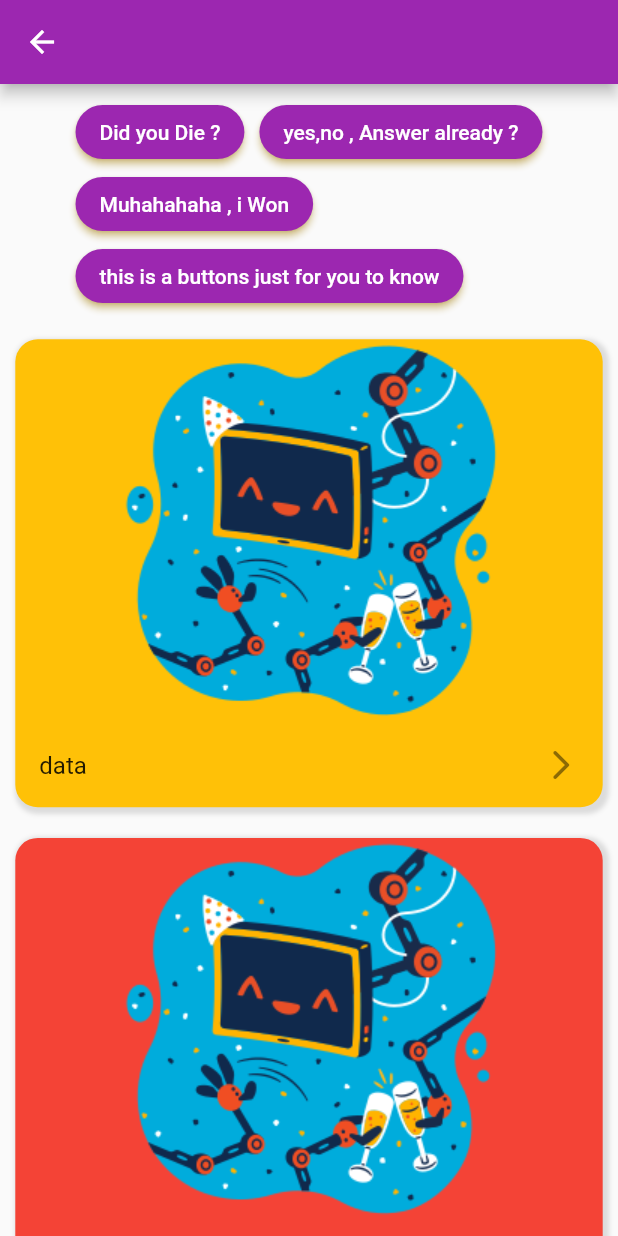
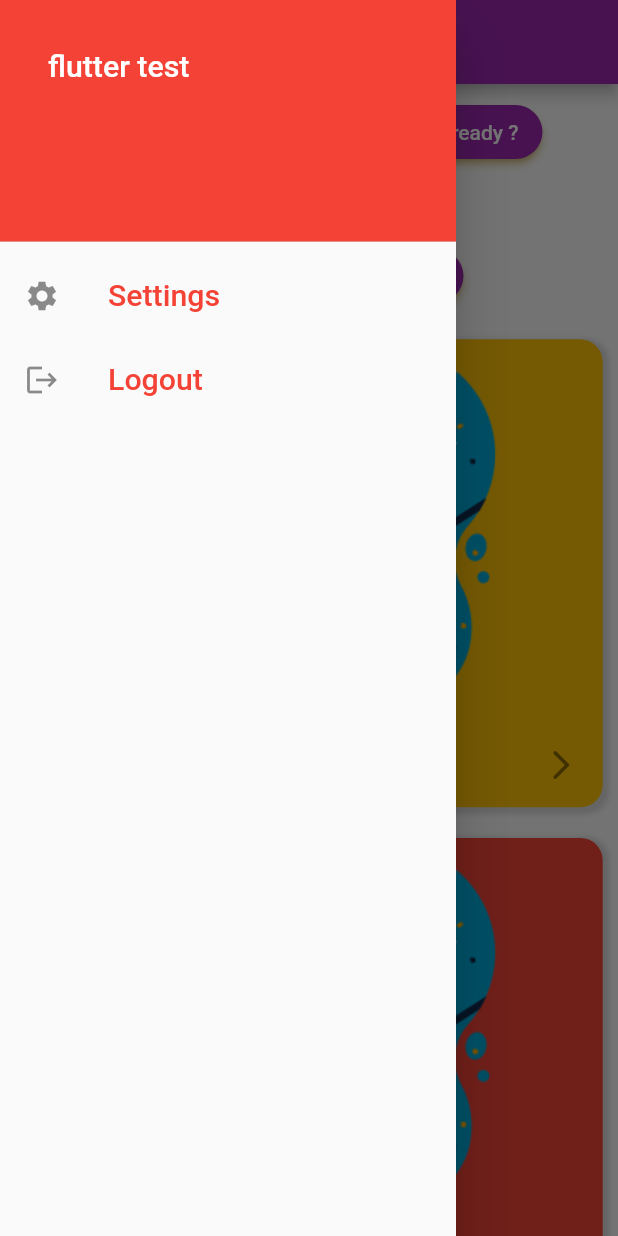
Before and after one commit to Kvix66/learning_proje, a Flutter app: the HomePage screen opened directly, with the side drawer open (before the commit the screen has no drawer), on a phone screen of 412 x 824 dp. Run offline on Flutter 3.47's test engine with Material 2 defaults, Android fonts, the phone set to English and light mode, and no system bars.

Commit message:
the last changes

```diff
--- a/lib/home-page.dart
+++ b/lib/home-page.dart
@@ -1,4 +1,6 @@
 import 'package:flutter/material.dart';
+import 'package:learning_proje/description_page.dart';
+import 'package:learning_proje/main.dart';
 
 class HomePage extends StatelessWidget {
   const HomePage({super.key});
@@ -7,6 +9,55 @@ class HomePage extends StatelessWidget {
   Widget build(BuildContext context) {
     return Scaffold(
       appBar: AppBar(),
+      drawer: SafeArea(
+        child: Drawer(
+          child: Column(
+            children: [
+              const DrawerHeader(
+                decoration: BoxDecoration(color: Colors.red),
+                child: ListTile(
+                  title: Text(
+                    'flutter test',
+                    style: TextStyle(color: Colors.white, fontSize: 20.2),
+                  ),
+                ),
+              ),
+              ListTile(
+                onTap: () {
+                  Navigator.of(context).pushReplacement(
+                    MaterialPageRoute(
+                      builder: (BuildContext context) {
+                        return const MyApp();
+                      },
+                    ),
+                  );
+                },
+                leading: const Icon(Icons.settings),
+                title: const Text(
+                  'Settings',
+                  style: TextStyle(color: Colors.red, fontSize: 20.2),
+                ),
+              ),
+              ListTile(
+                onTap: () {
+                  Navigator.of(context).pushReplacement(
+                    MaterialPageRoute(
+                      builder: (BuildContext context) {
+                        return const MyApp();
+                      },
+                    ),
+                  );
+                },
+                leading: const Icon(Icons.logout),
+                title: const Text(
+                  'Logout',
+                  style: TextStyle(color: Colors.red, fontSize: 20.2),
+                ),
+              )
+            ],
+          ),
+        ),
+      ),
       body: SingleChildScrollView(
         child: Column(
           children: [
@@ -52,7 +103,7 @@ class HomePage extends StatelessWidget {
                 Navigator.of(context).push(
                   MaterialPageRoute(
                     builder: (BuildContext context) {
-                      return Container();
+                      return const DiscriptionPage();
                     },
                   ),
                 );
@@ -93,7 +144,7 @@ class HomePage extends StatelessWidget {
                 Navigator.of(context).push(
                   MaterialPageRoute(
                     builder: (BuildContext context) {
-                      return Container();
+                      return const DiscriptionPage();
                     },
                   ),
                 );
```
Also changed, not shown: lib/description_page.dart (added, +12 -0 lines).
